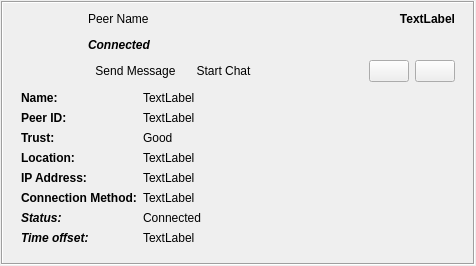
This is retroshare-gui/src/gui/feeds/PeerItem.ui in RetroShare/RetroShare as Qt 5 draws it before an edit. The edited form follows.
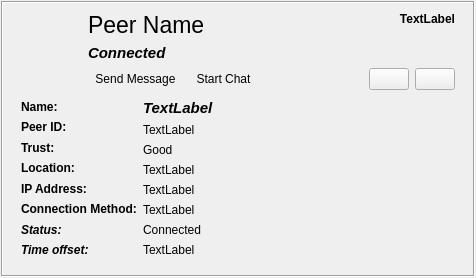
This is the edited form. Icons and pictures are not drawn. Custom widgets are drawn as their Qt base class.

What changed in the file:
```diff
--- a/retroshare-gui/src/gui/feeds/PeerItem.ui
+++ b/retroshare-gui/src/gui/feeds/PeerItem.ui
@@ -60,7 +60,7 @@
           <number>0</number>
          </property>
          <item row="0" column="0" rowspan="2">
-          <widget class="AvatarWidget" name="avatar">
+          <widget class="AvatarWidget" name="avatar" native="true">
            <property name="minimumSize">
             <size>
              <width>70</width>
@@ -78,7 +78,12 @@
          <item row="0" column="1">
           <layout class="QGridLayout" name="peerNameGLayout">
            <item row="0" column="0">
-            <widget class="StyledLabel" name="peerNameLabel">
+            <widget class="QLabel" name="peerNameLabel">
+             <property name="font">
+              <font>
+               <pointsize>17</pointsize>
+              </font>
+             </property>
              <property name="text">
               <string notr="true">Peer Name</string>
              </property>
@@ -97,6 +102,7 @@
              </property>
              <property name="font">
               <font>
+               <pointsize>11</pointsize>
                <weight>75</weight>
                <italic>true</italic>
                <bold>true</bold>
@@ -406,6 +412,14 @@
                  <verstretch>0</verstretch>
                 </sizepolicy>
                </property>
+               <property name="font">
+                <font>
+                 <pointsize>11</pointsize>
+                 <weight>75</weight>
+                 <italic>true</italic>
+                 <bold>true</bold>
+                </font>
+               </property>
                <property name="text">
                 <string notr="true">TextLabel</string>
                </property>
@@ -508,15 +522,10 @@
  <customwidgets>
   <customwidget>
    <class>AvatarWidget</class>
-   <extends>QLabel</extends>
+   <extends>QWidget</extends>
    <header>gui/common/AvatarWidget.h</header>
    <container>1</container>
   </customwidget>
-  <customwidget>
-   <class>StyledLabel</class>
-   <extends>QLabel</extends>
-   <header>gui/common/StyledLabel.h</header>
-  </customwidget>
  </customwidgets>
  <resources>
   <include location="../images.qrc"/>
```
Left out of the diff: 27 changed lines with no effect on the pictures.
